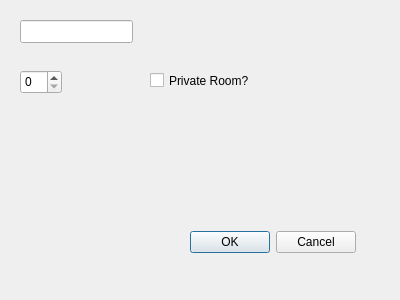
nhatsonle/LAN_BiddingSystem, file AuctionClient/createroomdialog.ui: the form before one commit.
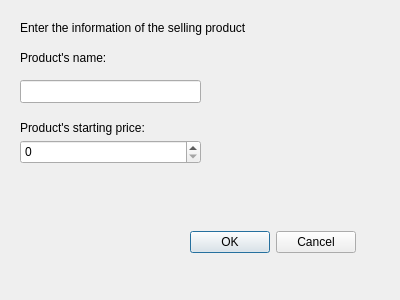
The form after the commit.

Commit message: feat: Rework create room dialog to specify product name and starting price for auction, and handle successful room creation.

What changed in the file:
```diff
--- a/AuctionClient/createroomdialog.ui
+++ b/AuctionClient/createroomdialog.ui
@@ -17,36 +17,13 @@
    <property name="geometry">
     <rect>
      <x>20</x>
-     <y>20</y>
-     <width>113</width>
+     <y>80</y>
+     <width>181</width>
      <height>23</height>
     </rect>
    </property>
   </widget>
-  <widget class="QSpinBox" name="maxUsers">
-   <property name="geometry">
-    <rect>
-     <x>20</x>
-     <y>70</y>
-     <width>42</width>
-     <height>24</height>
-    </rect>
-   </property>
-  </widget>
-  <widget class="QCheckBox" name="QPrivateRoom">
-   <property name="geometry">
-    <rect>
-     <x>150</x>
-     <y>70</y>
-     <width>121</width>
-     <height>21</height>
-    </rect>
-   </property>
-   <property name="text">
-    <string>Private Room?</string>
-   </property>
-  </widget>
-  <widget class="QDialogButtonBox" name="btnOkCancel">
+  <widget class="QDialogButtonBox" name="buttonBox">
    <property name="geometry">
     <rect>
      <x>190</x>
@@ -59,6 +36,55 @@
     <set>QDialogButtonBox::StandardButton::Cancel|QDialogButtonBox::StandardButton::Ok</set>
    </property>
   </widget>
+  <widget class="QLabel" name="label">
+   <property name="geometry">
+    <rect>
+     <x>20</x>
+     <y>20</y>
+     <width>271</width>
+     <height>16</height>
+    </rect>
+   </property>
+   <property name="text">
+    <string>Enter the information of the selling product</string>
+   </property>
+  </widget>
+  <widget class="QLabel" name="productName">
+   <property name="geometry">
+    <rect>
+     <x>20</x>
+     <y>50</y>
+     <width>111</width>
+     <height>16</height>
+    </rect>
+   </property>
+   <property name="text">
+    <string>Product's name:</string>
+   </property>
+  </widget>
+  <widget class="QLabel" name="productStartingPrice">
+   <property name="geometry">
+    <rect>
+     <x>20</x>
+     <y>120</y>
+     <width>151</width>
+     <height>16</height>
+    </rect>
+   </property>
+   <property name="text">
+    <string>Product's starting price:</string>
+   </property>
+  </widget>
+  <widget class="QSpinBox" name="spinPrice">
+   <property name="geometry">
+    <rect>
+     <x>20</x>
+     <y>140</y>
+     <width>181</width>
+     <height>24</height>
+    </rect>
+   </property>
+  </widget>
  </widget>
  <resources/>
  <connections/>
```
Left out of the diff: 2 changed lines with no effect on the pictures. The commit also changes 4 other files.
